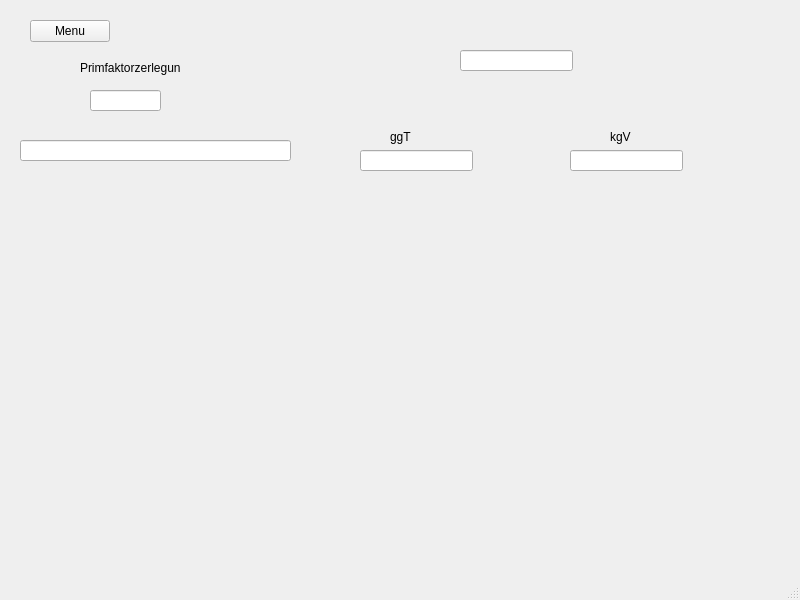
Before: the Qt Designer form random.ui in FelixMaetzler/Taschenrechner, drawn with Qt 5.
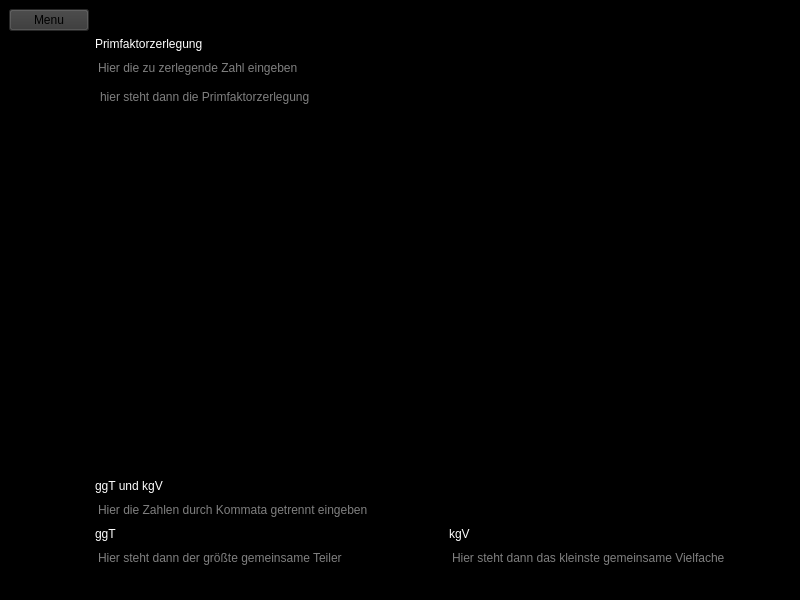
After: the same form once the commit is applied.

```diff
--- a/random.ui
+++ b/random.ui
@@ -11,111 +11,126 @@
    </rect>
   </property>
   <property name="windowTitle">
-   <string>MainWindow</string>
+   <string>Randomzeugs</string>
+  </property>
+  <property name="styleSheet">
+   <string notr="true">background:black</string>
   </property>
   <widget class="QWidget" name="centralwidget">
-   <widget class="QLineEdit" name="lineEingabePrim">
-    <property name="geometry">
-     <rect>
-      <x>90</x>
-      <y>90</y>
-      <width>71</width>
-      <height>21</height>
-     </rect>
-    </property>
-   </widget>
-   <widget class="QLineEdit" name="linePrimfaktorzerlegung">
-    <property name="geometry">
-     <rect>
-      <x>20</x>
-      <y>140</y>
-      <width>271</width>
-      <height>21</height>
-     </rect>
-    </property>
-   </widget>
-   <widget class="QLineEdit" name="lineEingabeAnderes">
-    <property name="geometry">
-     <rect>
-      <x>460</x>
-      <y>50</y>
-      <width>113</width>
-      <height>21</height>
-     </rect>
-    </property>
-   </widget>
-   <widget class="QLineEdit" name="lineggT">
-    <property name="geometry">
-     <rect>
-      <x>360</x>
-      <y>150</y>
-      <width>113</width>
-      <height>21</height>
-     </rect>
-    </property>
-   </widget>
+   <layout class="QGridLayout" name="gridLayout">
+    <item row="9" column="3">
    <widget class="QLineEdit" name="linekgV">
-    <property name="geometry">
-     <rect>
-      <x>570</x>
-      <y>150</y>
-      <width>113</width>
-      <height>21</height>
-     </rect>
-    </property>
-   </widget>
+      <property name="styleSheet">
+       <string notr="true">color:white</string>
+      </property>
+      <property name="placeholderText">
+       <string>Hier steht dann das kleinste gemeinsame Vielfache</string>
+      </property>
+     </widget>
+    </item>
+    <item row="5" column="1">
+     <widget class="QLabel" name="label_4">
+      <property name="styleSheet">
+       <string notr="true">color:white</string>
+      </property>
+      <property name="text">
+       <string>ggT und kgV</string>
+      </property>
+     </widget>
+    </item>
+    <item row="6" column="1" colspan="3">
+     <widget class="QLineEdit" name="lineEingabeAnderes">
+      <property name="toolTip">
+       <string/>
+      </property>
+      <property name="styleSheet">
+       <string notr="true">color:white</string>
+      </property>
+      <property name="placeholderText">
+       <string>Hier die Zahlen durch Kommata getrennt eingeben</string>
+      </property>
+     </widget>
+    </item>
+    <item row="4" column="1" colspan="3">
+     <widget class="QTextBrowser" name="linePrimfaktorzerlegung">
+      <property name="toolTip">
+       <string/>
+      </property>
+      <property name="styleSheet">
+       <string notr="true">color:white</string>
+      </property>
+      <property name="placeholderText">
+       <string>hier steht dann die Primfaktorzerlegung</string>
+      </property>
+     </widget>
+    </item>
+    <item row="8" column="1">
    <widget class="QLabel" name="label">
-    <property name="geometry">
-     <rect>
-      <x>390</x>
-      <y>130</y>
-      <width>47</width>
-      <height>14</height>
-     </rect>
+      <property name="styleSheet">
+       <string notr="true">color:white</string>
     </property>
     <property name="text">
      <string>ggT</string>
     </property>
    </widget>
+    </item>
+    <item row="8" column="3">
    <widget class="QLabel" name="label_2">
-    <property name="geometry">
-     <rect>
-      <x>610</x>
-      <y>130</y>
-      <width>47</width>
-      <height>14</height>
-     </rect>
+      <property name="styleSheet">
+       <string notr="true">color:white</string>
     </property>
     <property name="text">
      <string>kgV</string>
     </property>
    </widget>
+    </item>
+    <item row="3" column="1" colspan="3">
+     <widget class="QLineEdit" name="lineEingabePrim">
+      <property name="toolTip">
+       <string/>
+      </property>
+      <property name="styleSheet">
+       <string notr="true">color:white</string>
+      </property>
+      <property name="placeholderText">
+       <string>Hier die zu zerlegende Zahl eingeben</string>
+      </property>
+     </widget>
+    </item>
+    <item row="2" column="1">
    <widget class="QLabel" name="label_3">
-    <property name="geometry">
-     <rect>
-      <x>80</x>
-      <y>60</y>
-      <width>101</width>
-      <height>16</height>
-     </rect>
+      <property name="styleSheet">
+       <string notr="true">color:white</string>
     </property>
     <property name="text">
      <string>Primfaktorzerlegung</string>
     </property>
    </widget>
+    </item>
+    <item row="9" column="1">
+     <widget class="QLineEdit" name="lineggT">
+      <property name="styleSheet">
+       <string notr="true">color:white</string>
+      </property>
+      <property name="placeholderText">
+       <string>Hier steht dann der größte gemeinsame Teiler</string>
+      </property>
+     </widget>
+    </item>
+    <item row="0" column="0">
    <widget class="QPushButton" name="ButtonMenu">
-    <property name="geometry">
-     <rect>
-      <x>30</x>
-      <y>20</y>
-      <width>80</width>
-      <height>22</height>
-     </rect>
+      <property name="toolTip">
+       <string>geht wieder zurück zur Rechnerauswahl</string>
+      </property>
+      <property name="styleSheet">
+       <string notr="true">background:rgb(54, 54, 54)</string>
     </property>
     <property name="text">
      <string>Menu</string>
     </property>
    </widget>
+    </item>
+   </layout>
   </widget>
   <widget class="QMenuBar" name="menubar">
    <property name="geometry">
```
Lines whose indentation alone changed are shown as unchanged.
